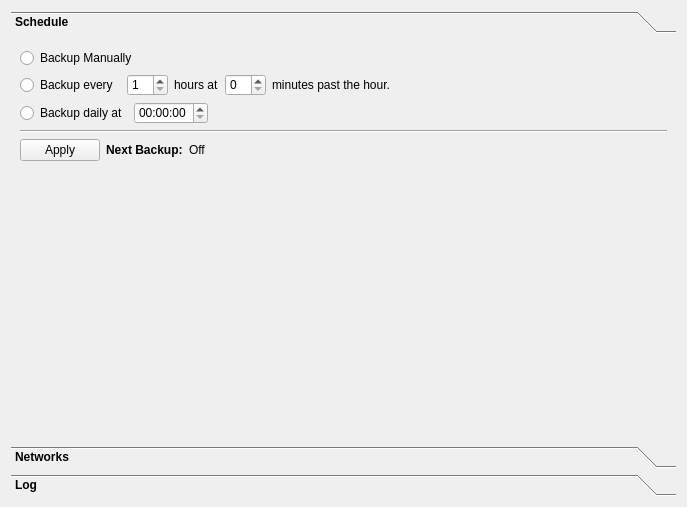
borgbase/vorta, file src/vorta/assets/UI/scheduletab.ui: the form before one commit.
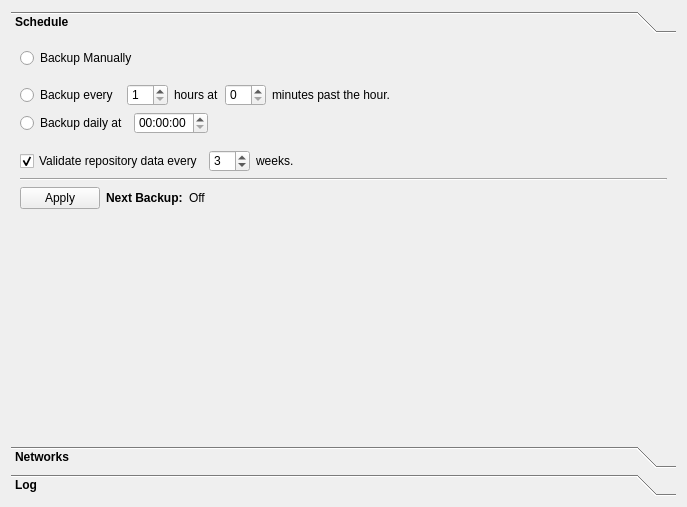
The form after the commit. The open tabs and pages were chosen to show the change. Icons and pictures are not drawn.

Patch:
```diff
--- a/src/vorta/assets/UI/scheduletab.ui
+++ b/src/vorta/assets/UI/scheduletab.ui
@@ -59,6 +59,9 @@
          <property name="sizeConstraint">
           <enum>QLayout::SetFixedSize</enum>
          </property>
+         <property name="bottomMargin">
+          <number>10</number>
+         </property>
          <item>
           <widget class="QRadioButton" name="scheduleOffRadio">
            <property name="sizePolicy">
@@ -174,6 +177,56 @@
          </item>
         </layout>
        </item>
+       <item>
+        <layout class="QHBoxLayout" name="horizontalLayout_6">
+         <property name="topMargin">
+          <number>10</number>
+         </property>
+         <item>
+          <widget class="QCheckBox" name="validationCheckBox">
+           <property name="text">
+            <string>Validate repository data every</string>
+           </property>
+           <property name="checked">
+            <bool>true</bool>
+           </property>
+          </widget>
+         </item>
+         <item>
+          <widget class="QSpinBox" name="validationSpinBox">
+           <property name="minimum">
+            <number>1</number>
+           </property>
+           <property name="maximum">
+            <number>52</number>
+           </property>
+           <property name="value">
+            <number>3</number>
+           </property>
+          </widget>
+         </item>
+         <item>
+          <widget class="QLabel" name="label_5">
+           <property name="text">
+            <string>weeks.</string>
+           </property>
+          </widget>
+         </item>
+         <item>
+          <spacer name="horizontalSpacer_4">
+           <property name="orientation">
+            <enum>Qt::Horizontal</enum>
+           </property>
+           <property name="sizeHint" stdset="0">
+            <size>
+             <width>40</width>
+             <height>20</height>
+            </size>
+           </property>
+          </spacer>
+         </item>
+        </layout>
+       </item>
        <item>
         <widget class="Line" name="line">
          <property name="orientation">
```
Left out of the diff: 2 changed lines with no effect on the pictures.
